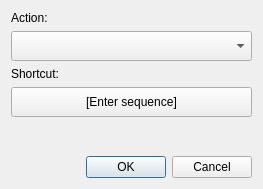
do-i/thumbgrid, file gui/dialogs/shortcutcreatordialog.ui: the form before one commit.
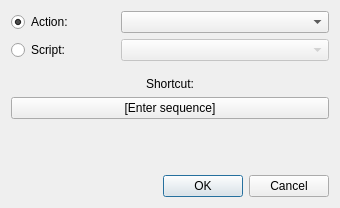
The form after the commit. Custom widgets are drawn as their Qt base class.

Commit message: Initial script support.

Patch:
```diff
--- a/gui/dialogs/shortcutcreatordialog.ui
+++ b/gui/dialogs/shortcutcreatordialog.ui
@@ -6,8 +6,8 @@
    <rect>
     <x>0</x>
     <y>0</y>
-    <width>263</width>
-    <height>189</height>
+    <width>340</width>
+    <height>208</height>
    </rect>
   </property>
   <property name="windowTitle">
@@ -18,23 +18,100 @@
     <number>6</number>
    </property>
    <item>
-    <widget class="QLabel" name="label">
-     <property name="text">
-      <string>Action:</string>
+    <layout class="QHBoxLayout" name="actionLayout">
+     <property name="topMargin">
+      <number>0</number>
      </property>
-    </widget>
+     <item>
+      <widget class="QRadioButton" name="actionsRadioButton">
+       <property name="sizePolicy">
+        <sizepolicy hsizetype="Minimum" vsizetype="Fixed">
+         <horstretch>1</horstretch>
+         <verstretch>0</verstretch>
+        </sizepolicy>
+       </property>
+       <property name="text">
+        <string>Action:</string>
+       </property>
+       <property name="checked">
+        <bool>true</bool>
+       </property>
+      </widget>
+     </item>
+     <item>
+      <widget class="QComboBox" name="actionsComboBox">
+       <property name="sizePolicy">
+        <sizepolicy hsizetype="Preferred" vsizetype="Fixed">
+         <horstretch>2</horstretch>
+         <verstretch>0</verstretch>
+        </sizepolicy>
+       </property>
+       <property name="minimumSize">
+        <size>
+         <width>0</width>
+         <height>0</height>
+        </size>
+       </property>
+      </widget>
+     </item>
+    </layout>
    </item>
    <item>
-    <widget class="QComboBox" name="actionsComboBox">
-     <property name="minimumSize">
+    <layout class="QHBoxLayout" name="scriptLayout">
+     <property name="topMargin">
+      <number>0</number>
+     </property>
+     <item>
+      <widget class="QRadioButton" name="scriptsRadioButton">
+       <property name="sizePolicy">
+        <sizepolicy hsizetype="Minimum" vsizetype="Fixed">
+         <horstretch>1</horstretch>
+         <verstretch>0</verstretch>
+        </sizepolicy>
+       </property>
+       <property name="text">
+        <string>Script:</string>
+       </property>
+      </widget>
+     </item>
+     <item>
+      <widget class="QComboBox" name="scriptsComboBox">
+       <property name="enabled">
+        <bool>false</bool>
+       </property>
+       <property name="sizePolicy">
+        <sizepolicy hsizetype="Preferred" vsizetype="Fixed">
+         <horstretch>2</horstretch>
+         <verstretch>0</verstretch>
+        </sizepolicy>
+       </property>
+       <property name="minimumSize">
+        <size>
+         <width>0</width>
+         <height>0</height>
+        </size>
+       </property>
+      </widget>
+     </item>
+    </layout>
+   </item>
+   <item>
+    <spacer name="verticalSpacer_2">
+     <property name="orientation">
+      <enum>Qt::Vertical</enum>
+     </property>
+     <property name="sizeType">
+      <enum>QSizePolicy::Minimum</enum>
+     </property>
+     <property name="sizeHint" stdset="0">
       <size>
-       <width>0</width>
-       <height>30</height>
+       <width>20</width>
+       <height>10</height>
       </size>
      </property>
-    </widget>
+    </spacer>
    </item>
-   <item>
+   <item alignment="Qt::AlignHCenter">
     <widget class="QLabel" name="label_2">
      <property name="text">
       <string>Shortcut:</string>
@@ -43,12 +120,6 @@
    </item>
    <item>
     <widget class="KeySequenceEdit" name="sequenceEdit">
-     <property name="minimumSize">
-      <size>
-       <width>0</width>
-       <height>30</height>
-      </size>
-     </property>
      <property name="text">
       <string>[Enter sequence]</string>
      </property>
```
Left out of the diff: 72 changed lines with no effect on the pictures. The commit also changes 24 other files.
